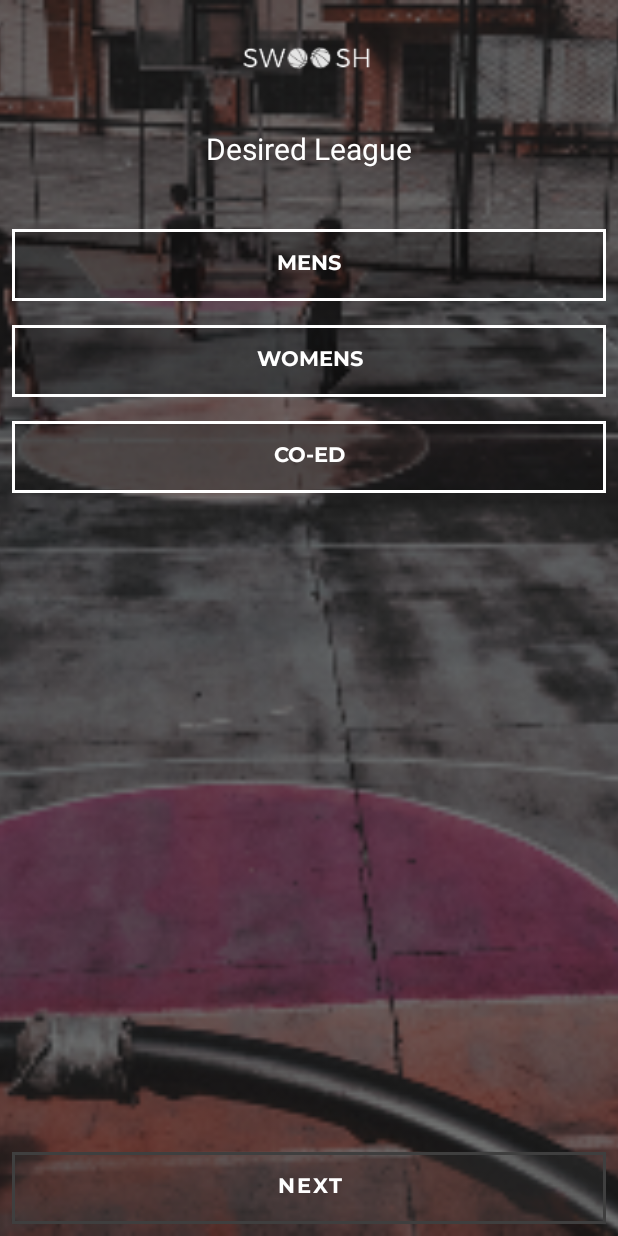
After one commit to Chaitanya-Sarma-hub/Swoosh, an Android app: the LeagueActivity screen opened directly, with no data from a screen before it, on a phone screen of 412 x 824 dp. The commit adds this screen. Run offline under Robolectric (Android 15) with nearby library versions, the phone set to English and light mode, and no system bars.

Commit message:
lesson-02

```diff
--- a/app/src/main/AndroidManifest.xml
+++ b/app/src/main/AndroidManifest.xml
@@ -14,6 +14,10 @@
         android:theme="@style/Theme.Swoosh"
         tools:targetApi="31">
         <activity
+            android:name=".LeagueActivity"
+            android:exported="false" />
+
+        <activity
             android:name=".WelcomeActivity"
             android:exported="true">
             <intent-filter>
@@ -22,6 +26,7 @@
                 <category android:name="android.intent.category.LAUNCHER" />
             </intent-filter>
         </activity>
+
         <meta-data
             android:name="preloaded_fonts"
             android:resource="@array/preloaded_fonts" />
--- /dev/null
+++ b/app/src/main/java/com/example/swoosh/LeagueActivity.kt
@@ -0,0 +1,11 @@
+package com.example.swoosh
+
+import androidx.appcompat.app.AppCompatActivity
+import android.os.Bundle
+
+class LeagueActivity : AppCompatActivity() {
+    override fun onCreate(savedInstanceState: Bundle?) {
+        super.onCreate(savedInstanceState)
+        setContentView(R.layout.activity_league)
+    }
+}
--- a/app/src/main/res/drawable/swoosh_button.xml
+++ b/app/src/main/res/drawable/swoosh_button.xml
@@ -3,8 +3,7 @@
     xmlns:android="http://schemas.android.com/apk/res/android"
     tools:ignore="ExtraText">
     <solid android:color="#46000000"/>
-    <corners android:radius="20dp"/>
     <stroke
-        android:color="@color/white"
+        android:color="@android:color/white"
         android:width="2dp"/>
 </shape>
--- /dev/null
+++ b/app/src/main/res/drawable/swoosh_button_checked.xml
@@ -0,0 +1,6 @@
+<?xml version="1.0" encoding="utf-8"?>
+<shape xmlns:android="http://schemas.android.com/apk/res/android">
+    <solid android:color="#592C3F"/>
+    <stroke android:color="@android:color/white"
+        android:width="3dp"/>
+</shape>
--- /dev/null
+++ b/app/src/main/res/drawable/swoosh_toggle.xml
@@ -0,0 +1,5 @@
+<?xml version="1.0" encoding="utf-8"?>
+<selector xmlns:android="http://schemas.android.com/apk/res/android">
+    <item android:state_checked="true" android:drawable="@drawable/swoosh_button_checked"/>
+    <item android:state_checked="false" android:drawable="@drawable/swoosh_button"/>
+</selector>
--- /dev/null
+++ b/app/src/main/res/layout/activity_league.xml
@@ -0,0 +1,114 @@
+<?xml version="1.0" encoding="utf-8"?>
+<androidx.constraintlayout.widget.ConstraintLayout xmlns:android="http://schemas.android.com/apk/res/android"
+    xmlns:app="http://schemas.android.com/apk/res-auto"
+    xmlns:tools="http://schemas.android.com/tools"
+    android:layout_width="match_parent"
+    android:layout_height="match_parent"
+    tools:context=".LeagueActivity">
+
+
+    <ImageView
+        android:id="@+id/imageView3"
+        android:layout_width="0dp"
+        android:layout_height="0dp"
+        android:scaleType="centerCrop"
+        app:layout_constraintBottom_toBottomOf="parent"
+        app:layout_constraintEnd_toEndOf="parent"
+        app:layout_constraintHorizontal_bias="0.0"
+        app:layout_constraintStart_toStartOf="parent"
+        app:layout_constraintTop_toTopOf="parent"
+        app:layout_constraintVertical_bias="0.0"
+        app:srcCompat="@drawable/desiredleaguebg" />
+
+    <ImageView
+        android:id="@+id/imageView2"
+        android:layout_width="88dp"
+        android:layout_height="29dp"
+        android:layout_marginTop="24dp"
+        android:scaleType="fitCenter"
+        android:src="@drawable/swooshlogo"
+        app:layout_constraintEnd_toEndOf="parent"
+        app:layout_constraintHorizontal_bias="0.498"
+        app:layout_constraintStart_toStartOf="parent"
+        app:layout_constraintTop_toTopOf="parent" />
+
+    <TextView
+        android:id="@+id/textView5"
+        android:layout_width="wrap_content"
+        android:layout_height="wrap_content"
+        android:layout_marginTop="32dp"
+        android:text="Desired League"
+        android:textColor="@android:color/white"
+        android:textSize="20sp"
+        app:layout_constraintEnd_toEndOf="parent"
+        app:layout_constraintStart_toStartOf="parent"
+        app:layout_constraintTop_toBottomOf="@+id/imageView2" />
+
+    <LinearLayout
+        android:id="@+id/linearLayout"
+        android:layout_width="0dp"
+        android:layout_height="wrap_content"
+        android:layout_marginTop="40dp"
+        android:orientation="vertical"
+        app:layout_constraintEnd_toEndOf="parent"
+        app:layout_constraintStart_toStartOf="parent"
+        app:layout_constraintTop_toBottomOf="@+id/textView5"
+        tools:ignore="MissingConstraints">
+
+        <ToggleButton
+            android:id="@+id/toggleButton7"
+            android:layout_width="match_parent"
+            android:layout_height="wrap_content"
+            android:layout_marginLeft="8dp"
+            android:layout_marginRight="8dp"
+            android:background="@drawable/swoosh_toggle"
+            android:fontFamily="@font/montserrat_bold"
+            android:text="@string/mens"
+            android:textColor="@android:color/white"
+            android:textOff="Mens"
+            android:textOn="Mens" />
+
+        <ToggleButton
+            android:id="@+id/toggleButton6"
+            android:layout_width="match_parent"
+            android:layout_height="wrap_content"
+            android:layout_marginLeft="8dp"
+            android:layout_marginTop="16dp"
+            android:layout_marginRight="8dp"
+            android:layout_marginBottom="16dp"
+            android:background="@drawable/swoosh_toggle"
+            android:fontFamily="@font/montserrat_bold"
+            android:text="Womens"
+            android:textColor="@android:color/white"
+            android:textOff="Womens"
+            android:textOn="Womens" />
+
+        <ToggleButton
+            android:id="@+id/toggleButton8"
+            android:layout_width="match_parent"
+            android:layout_height="wrap_content"
+            android:layout_marginLeft="8dp"
+            android:layout_marginRight="8dp"
+            android:background="@drawable/swoosh_toggle"
+            android:fontFamily="@font/montserrat_bold"
+            android:text="co-ed"
+            android:textColor="@android:color/white"
+            android:textOff="co-ed"
+            android:textOn="co-ed" />
+    </LinearLayout>
+
+    <Button
+        android:id="@+id/button2"
+        android:layout_width="0dp"
+        android:layout_height="wrap_content"
+        android:layout_marginLeft="8dp"
+        android:layout_marginRight="8dp"
+        android:layout_marginBottom="8dp"
+        android:background="@drawable/swoosh_button"
+        android:fontFamily="@font/montserrat_bold"
+        android:text="Next"
+        app:layout_constraintBottom_toBottomOf="parent"
+        app:layout_constraintEnd_toEndOf="parent"
+        app:layout_constraintStart_toStartOf="parent" />
+
+</androidx.constraintlayout.widget.ConstraintLayout>
--- a/app/src/main/res/values/strings.xml
+++ b/app/src/main/res/values/strings.xml
@@ -1,4 +1,5 @@
 <resources>
     <string name="app_name">Swoosh</string>
     <string name="get_started">get started</string>
+    <string name="mens">Mens</string>
 </resources>
```
